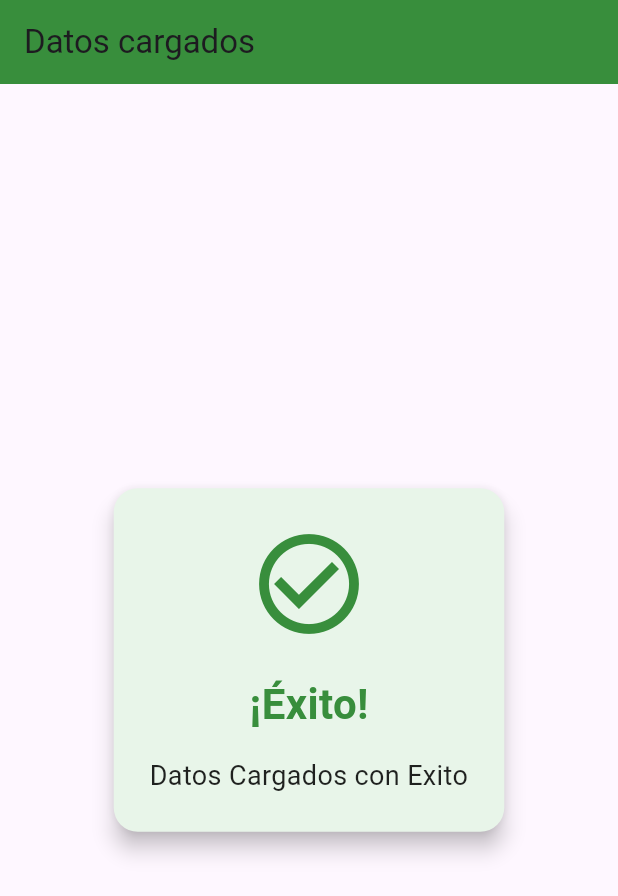
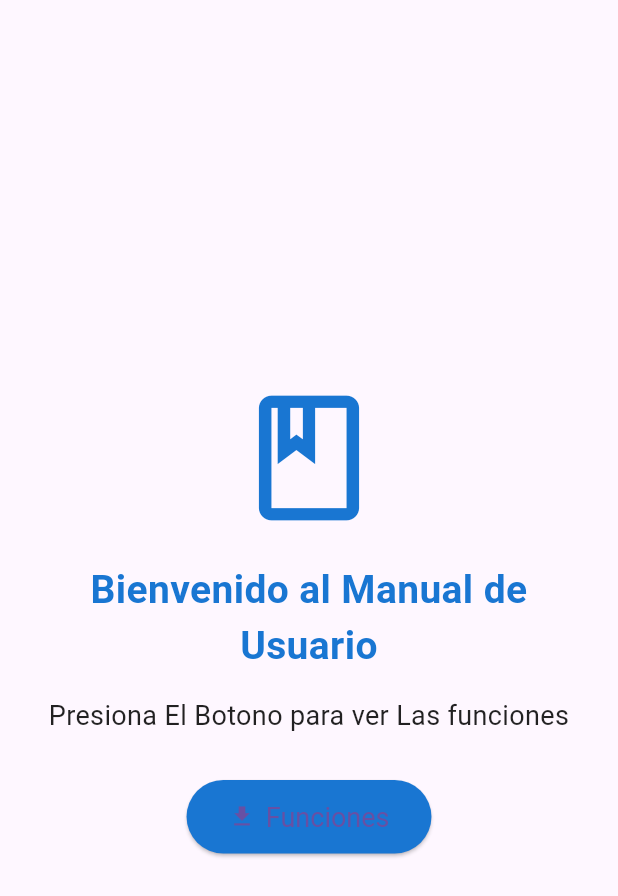
Before and after one commit to TheAdrian12/Cubit_Project, a Flutter app: the screen it shows after launch, on a phone screen of 412 x 824 dp. Shown: the top 896 px of the screen. Run offline on Flutter 3.47's test engine with Material 3 defaults, Android fonts, the phone set to English and light mode, and no system bars; our stand-ins replace flutter_bloc.

Commit message:
agregar archivo JSON con datos del manual de usuario
- Se creó assets/data_service.json
- Incluye información del celular (marca, modelo, sistema operativo)
- Incluye lista de instrucciones básicas
- Se registró el archivo en pubspec.yaml

```diff
--- a/project_cubit/analysis_options.yaml
+++ b/project_cubit/analysis_options.yaml
@@ -7,6 +7,9 @@
 
 # The following line activates a set of recommended lints for Flutter apps,
 # packages, and plugins designed to encourage good coding practices.
+analyzer:
+  errors:
+    file_names: ignore
 include: package:flutter_lints/flutter.yaml
 
 linter:
--- /dev/null
+++ b/project_cubit/assets/data_service.json
@@ -0,0 +1,15 @@
+{
+  "celular": {
+    "marca": "Samsung",
+    "modelo": "Galaxy S24",
+    "sistema": "Android 14"
+  },
+  "manual": {
+    "introduccion": "Este es el manual de usuario del dispositivo.",
+    "instrucciones": [
+      "Presione el botón de encendido durante 3 segundos.",
+      "Deslice hacia arriba para desbloquear la pantalla.",
+      "Use el cargador original para mayor duración de la batería."
+    ]
+  }
+}
--- a/project_cubit/lib/Presentation/initial_view.dart
+++ b/project_cubit/lib/Presentation/initial_view.dart
@@ -1,8 +1,8 @@
 
 import 'package:flutter/material.dart';
 
-class initial_view extends StatelessWidget {
-  const initial_view({
+class InitialView extends StatelessWidget {
+  const InitialView({
     super.key,
   });
 
--- a/project_cubit/lib/main.dart
+++ b/project_cubit/lib/main.dart
@@ -1,9 +1,6 @@
 import 'package:flutter/material.dart';
-import 'package:project_cubit/Presentation/loading_view.dart';
-import 'package:project_cubit/Presentation/succes_view.dart';
-import 'Presentation/initial_view.dart';
-import 'Presentation/failure_view.dart';
-
+import 'package:flutter_bloc/flutter_bloc.dart';
+import 'package:project_cubit/presentation/initial_view.dart';
 
 void main() {
   runApp(const MyApp());
@@ -15,8 +12,9 @@ class MyApp extends StatelessWidget {
   @override
   Widget build(BuildContext context) {
     return MaterialApp(
-      title: 'Flutter Demo',
-      home: SuccessView(data: 'Datos Cargados con Exito'),
+      title: 'Manual de Usuario',
+      debugShowCheckedModeBanner: false,
+      home: const InitialView(),
     );
   }
 }
--- a/project_cubit/pubspec.yaml
+++ b/project_cubit/pubspec.yaml
@@ -60,6 +60,12 @@ flutter:
   # the material Icons class.
   uses-material-design: true
 
+  assets:
+  - assets/data_service.json
+
+
+
+
   # To add assets to your application, add an assets section, like this:
   # assets:
   #   - images/a_dot_burr.jpeg
```
Also changed, not shown: project_cubit/lib/Presentation/failure_view.dart (+15 -18 lines), project_cubit/pubspec.lock.
